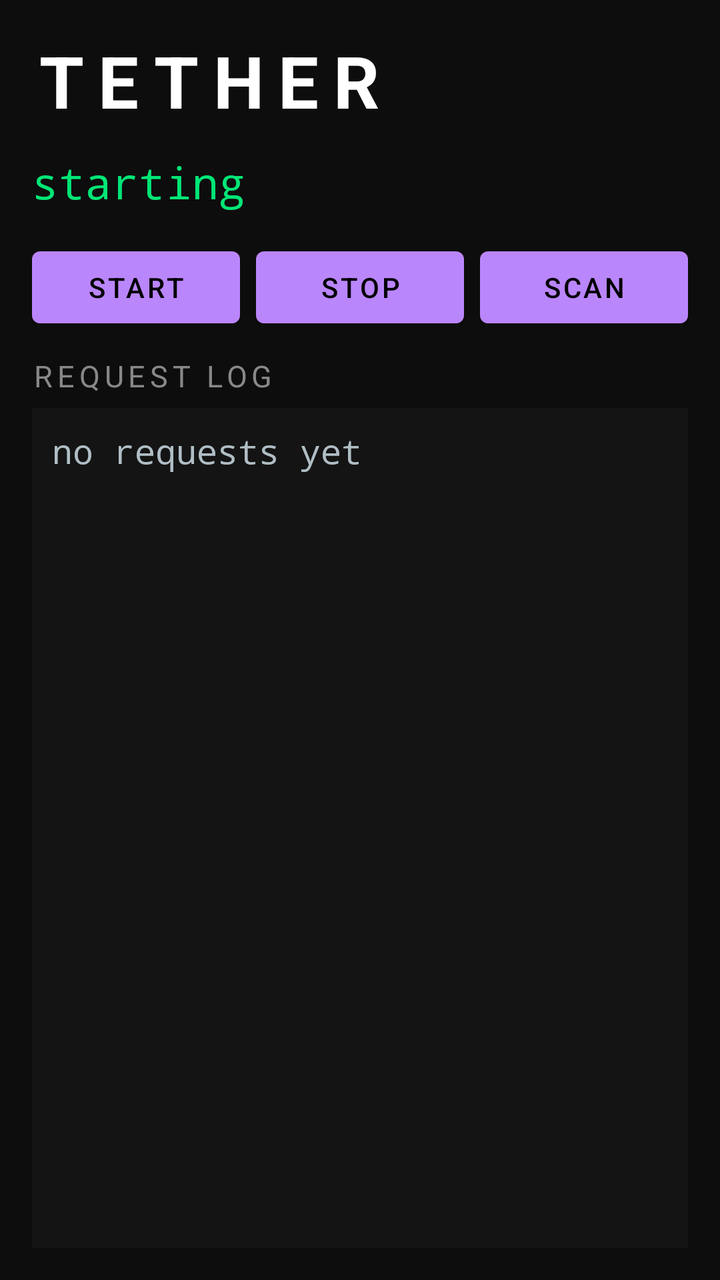
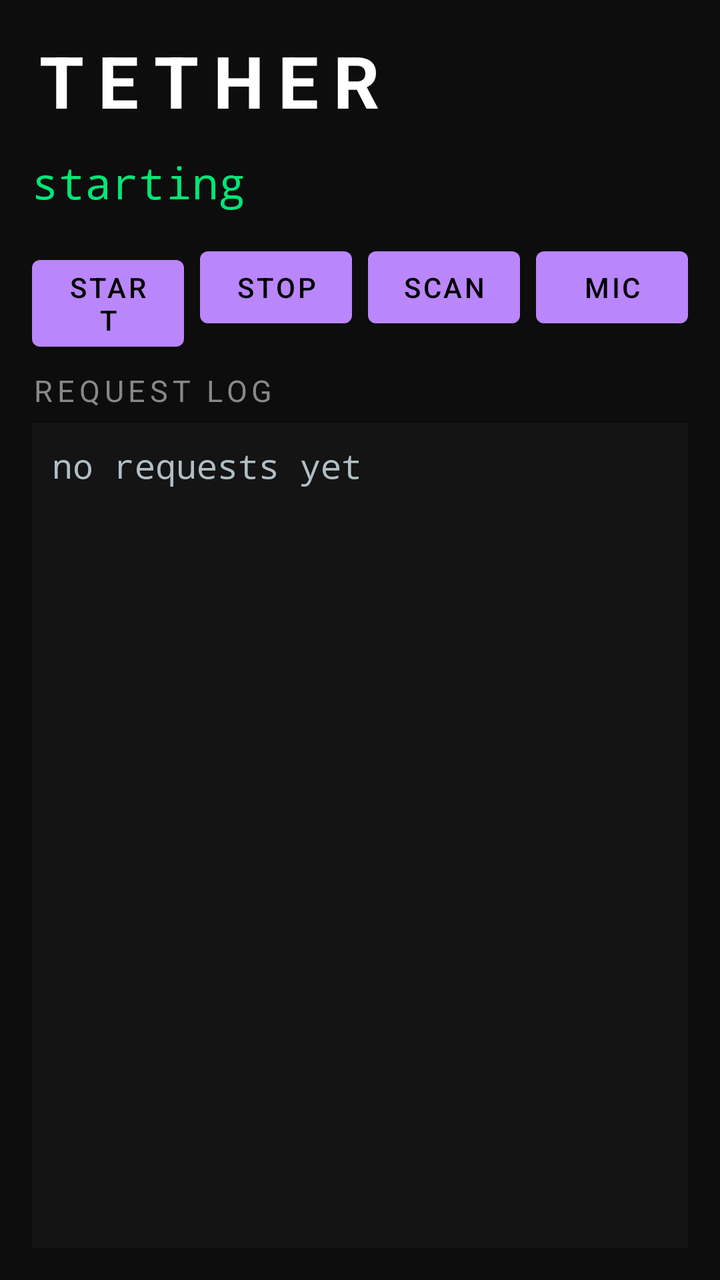

Compare the two renders of this Android layout. The source of the first and the diff that turns it into the second are given below.
<!-- AndroidManifest.xml: application theme Theme.Tether -->
<!-- res/layout/activity_main.xml -->
<?xml version="1.0" encoding="utf-8"?>
<LinearLayout xmlns:android="http://schemas.android.com/apk/res/android"
    android:layout_width="match_parent"
    android:layout_height="match_parent"
    android:orientation="vertical"
    android:background="#0D0D0D"
    android:padding="16dp">

    <TextView
        android:layout_width="wrap_content"
        android:layout_height="wrap_content"
        android:text="TETHER"
        android:textColor="#FFFFFF"
        android:textSize="36sp"
        android:textStyle="bold"
        android:letterSpacing="0.2"
        android:paddingBottom="12dp" />

    <TextView
        android:id="@+id/statusText"
        android:layout_width="match_parent"
        android:layout_height="wrap_content"
        android:fontFamily="monospace"
        android:lineSpacingMultiplier="1.2"
        android:textColor="#00E676"
        android:textSize="22sp"
        android:text="starting" />

    <LinearLayout
        android:layout_width="match_parent"
        android:layout_height="wrap_content"
        android:orientation="horizontal"
        android:paddingTop="14dp"
        android:paddingBottom="10dp">

        <Button
            android:id="@+id/startBtn"
            android:layout_width="0dp"
            android:layout_weight="1"
            android:layout_height="wrap_content"
            android:layout_marginEnd="8dp"
            android:text="START" />

        <Button
            android:id="@+id/stopBtn"
            android:layout_width="0dp"
            android:layout_weight="1"
            android:layout_height="wrap_content"
            android:layout_marginEnd="8dp"
            android:text="STOP" />

        <Button
            android:id="@+id/scanBtn"
            android:layout_width="0dp"
            android:layout_weight="1"
            android:layout_height="wrap_content"
            android:text="SCAN" />

    </LinearLayout>

    <TextView
        android:layout_width="match_parent"
        android:layout_height="wrap_content"
        android:text="REQUEST LOG"
        android:textColor="#888888"
        android:textSize="15sp"
        android:letterSpacing="0.15"
        android:paddingBottom="6dp" />

    <ScrollView
        android:id="@+id/logScroll"
        android:layout_width="match_parent"
        android:layout_height="0dp"
        android:layout_weight="1"
        android:background="#141414"
        android:padding="10dp"
        android:scrollbars="vertical">

        <TextView
            android:id="@+id/logText"
            android:layout_width="match_parent"
            android:layout_height="wrap_content"
            android:fontFamily="monospace"
            android:textColor="#B0BEC5"
            android:textSize="17sp"
            android:text="no requests yet" />

    </ScrollView>

</LinearLayout>
<!-- resources referenced by this layout -->
<resources>
  <style name="Theme.Tether" parent="Theme.MaterialComponents.NoActionBar">
          <item name="android:statusBarColor">#0D0D0D</item>
          <item name="android:navigationBarColor">#0D0D0D</item>
          <item name="android:windowBackground">#0D0D0D</item>
      </style>
</resources>

<!-- the commit's change to res/layout/activity_main.xml (unified diff, before → after) -->
@@ -54,7 +54,15 @@
             android:layout_width="0dp"
             android:layout_weight="1"
             android:layout_height="wrap_content"
+            android:layout_marginEnd="8dp"
             android:text="SCAN" />
+
+        <Button
+            android:id="@+id/micBtn"
+            android:layout_width="0dp"
+            android:layout_weight="1"
+            android:layout_height="wrap_content"
+            android:text="MIC" />
 
     </LinearLayout>
 
